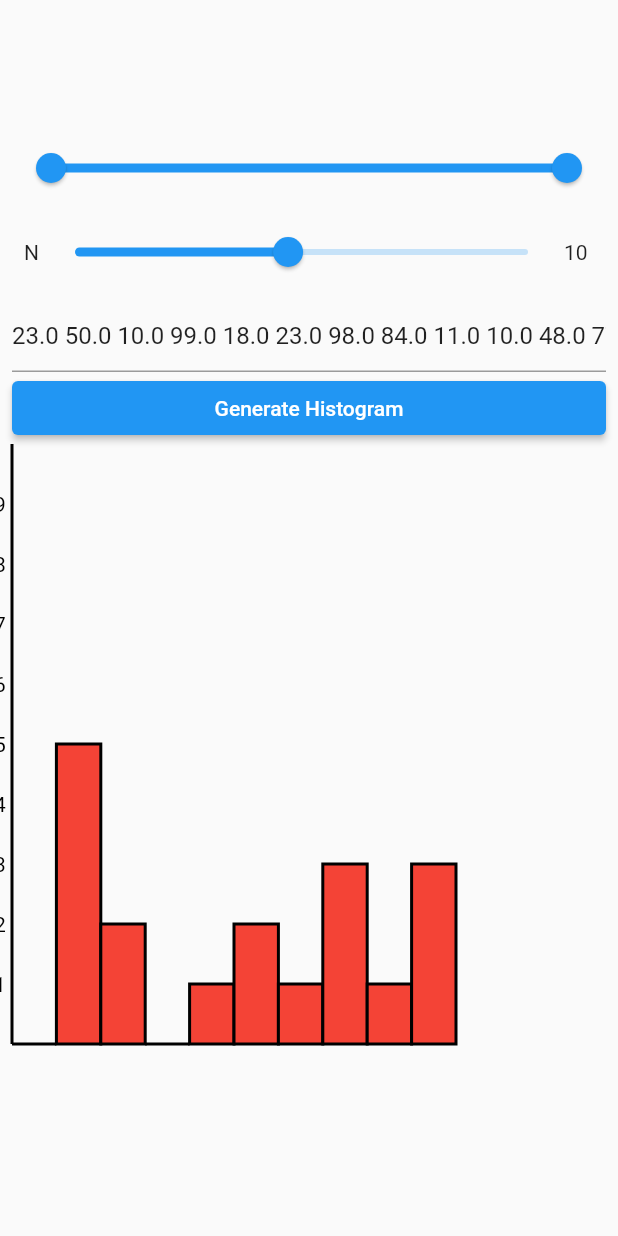
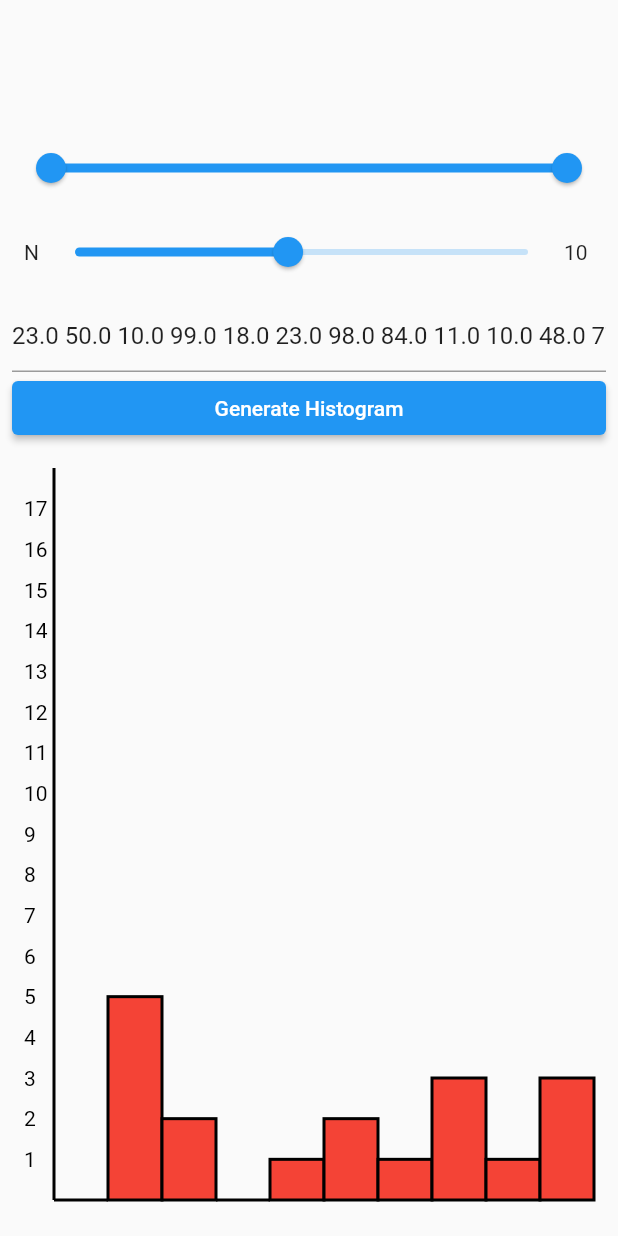
Before and after one commit to vital-edu/Algorithms, a Flutter app: the Exercise32 screen opened by its route, after a tap on "Generate Histogram", on a phone screen of 412 x 824 dp. Run offline on Flutter 3.47's test engine with Material 2 defaults, Android fonts, the phone set to English and light mode, and no system bars.

Commit message:
Fix bugs in exercise 32

```diff
--- a/lib/chapters/1/sections/1/exercise_32.dart
+++ b/lib/chapters/1/sections/1/exercise_32.dart
@@ -95,12 +95,12 @@ class _Exercise32State extends State<Exercise32> {
               child: Text('Generate Histogram'),
               onPressed: _updateIntervals,
             ),
-            Center(
+            Expanded(
+              child: Padding(
+                padding: EdgeInsets.symmetric(horizontal: 8, vertical: 16),
                 child: CustomPaint(
-                size: Size(400, 400),
                   painter: _HistogramPainter(
-                  context: context,
-                  intervals: intervals,
+                      intervals: intervals, totalItems: values.length),
                 ),
               ),
             ),
@@ -118,10 +118,16 @@ class _Exercise32State extends State<Exercise32> {
 
     for (double value in values) {
       for (int i = 0; i < intervals.length; i++) {
-        if (value >= i * boundary && value < (i + 1) * boundary) {
+        double min = i * boundary;
+        double max = (i + 1) * boundary;
+        if (value >= min && value < max) {
           intervals[i]++;
           break;
         }
+      }
+
+      if (value == range.end) {
+        intervals.last++;
       }
     }
 
@@ -131,22 +137,24 @@ class _Exercise32State extends State<Exercise32> {
 
 class _HistogramPainter extends CustomPainter {
   ValueNotifier<List<int>> intervals;
-  BuildContext context;
+  int totalItems;
 
   _HistogramPainter({
-    @required this.context,
+    // @required this.constraints,
     @required this.intervals,
+    @required this.totalItems,
   }) : super(repaint: intervals);
 
   @override
   void paint(Canvas canvas, Size size) {
+    double padding = 20;
     final double maxHeight = size.height;
     final double maxWidth = size.width;
 
     final List<int> intervals = this.intervals.value;
 
-    final widthBoundary = maxWidth / intervals.length - 10;
-    final heightBoundary = maxHeight / intervals.length;
+    final widthBoundary = (maxWidth - padding) / intervals.length;
+    final heightBoundary = maxHeight / totalItems;
 
     final Paint fillPaint = Paint()
       ..color = Colors.red
@@ -162,14 +170,15 @@ class _HistogramPainter extends CustomPainter {
       ..strokeWidth = 2;
 
     canvas.drawLine(
-      Offset.zero,
-      Offset(0, maxHeight),
+      Offset(padding, 0),
+      Offset(padding, maxHeight),
       linePaint,
     );
 
-    for (int i = 0; i < intervals.length; i++) {
+    int i = 0;
+    for (; i < intervals.length; i++) {
       Rect rect = Rect.fromLTWH(
-        i * widthBoundary,
+        padding + i * widthBoundary,
         maxHeight - (heightBoundary * intervals[i]),
         widthBoundary,
         heightBoundary * intervals[i],
@@ -179,8 +188,17 @@ class _HistogramPainter extends CustomPainter {
 
       if (i == 0) continue;
 
+      _drawNumber(i, y: (maxHeight - heightBoundary * i) - 8, canvas: canvas);
+    }
+
+    for (; i < totalItems; i++) {
+      _drawNumber(i, y: (maxHeight - heightBoundary * i) - 8, canvas: canvas);
+    }
+  }
+
+  _drawNumber(int number, {@required double y, @required Canvas canvas}) {
     TextSpan span = TextSpan(
-        text: i.toString(),
+      text: number.toString(),
       style: TextStyle(
         color: Colors.black,
       ),
@@ -192,12 +210,8 @@ class _HistogramPainter extends CustomPainter {
     textPainter.layout();
     textPainter.paint(
       canvas,
-        Offset(
-          -12,
-          (maxHeight - heightBoundary * i) - 8,
-        ),
+      Offset(0, y),
     );
-    }
   }
 
   @override
```
Lines whose indentation alone changed are shown as unchanged.
